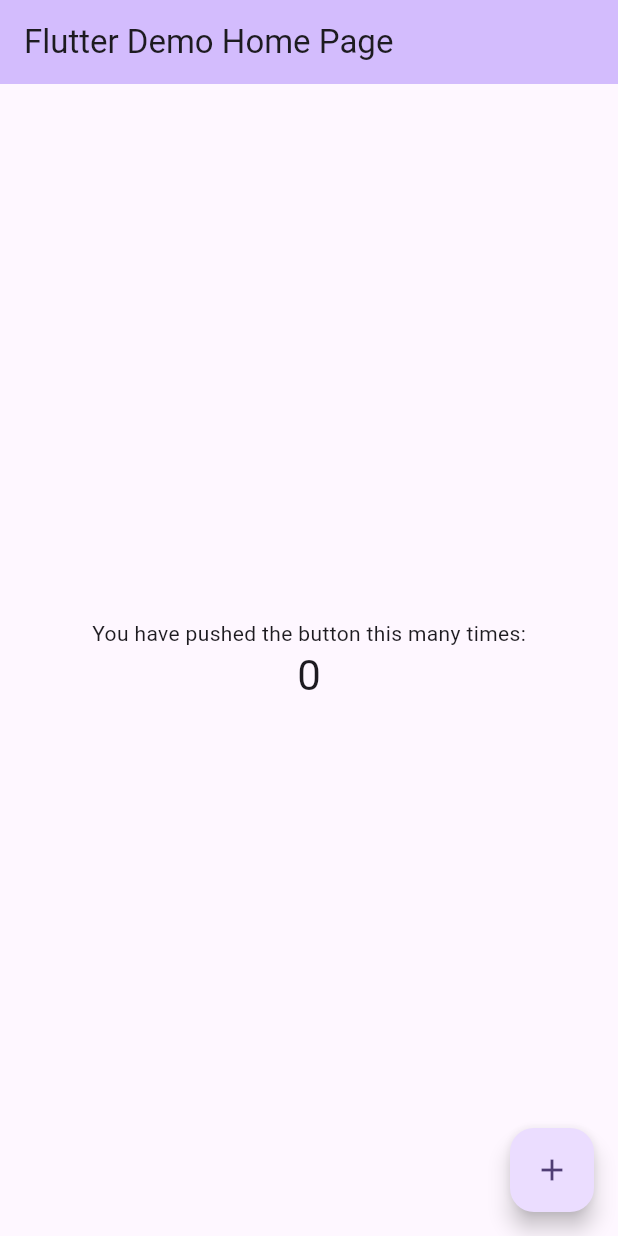
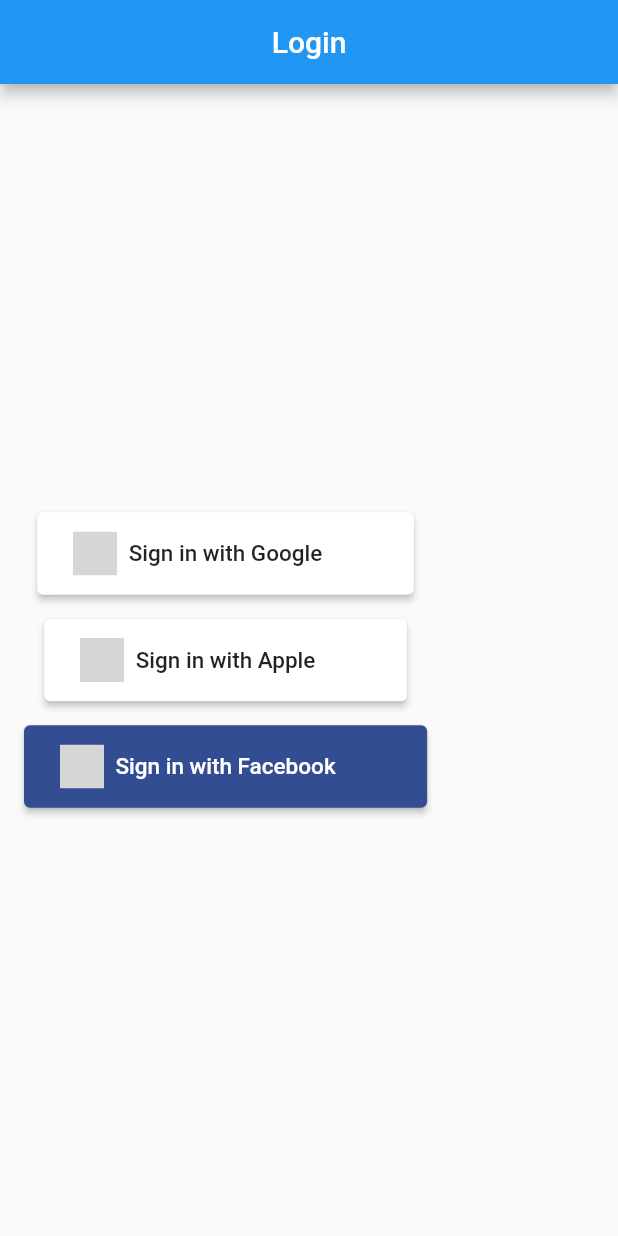
Before and after one commit to aarpei/flutter-social-login, a Flutter app: the screen it shows after launch, on a phone screen of 412 x 824 dp. Run offline on Flutter 3.47's test engine with Material 2 defaults, Android fonts, the phone set to English and light mode, and no system bars; drawn by our look-alikes of social_login_buttons; grey boxes are pictures that could not be loaded.

Commit message:
feat: Added to presentation layer login page with social login buttons and it's tests

```diff
--- /dev/null
+++ b/lib/features/login/presentation/pages/login_page.dart
@@ -0,0 +1,38 @@
+import 'package:flutter/material.dart';
+import 'package:social_login_buttons/social_login_buttons.dart';
+
+class LoginPage extends StatelessWidget {
+  const LoginPage({super.key});
+
+  @override
+  Widget build(BuildContext context) {
+    return Scaffold(
+      appBar: AppBar(
+        title: const Text('Login'),
+        centerTitle: true,
+      ),
+      body: Padding(
+        padding: const EdgeInsets.all(16.0),
+        child: Column(
+          mainAxisAlignment: MainAxisAlignment.center,
+          children: <Widget>[
+            SocialLoginButton(
+                key: const Key('login_google'),
+                buttonType: SocialLoginButtonType.google,
+                onPressed: () {}),
+            const SizedBox(height: 16.0),
+            SocialLoginButton(
+                key: const Key('login_apple'),
+                buttonType: SocialLoginButtonType.apple,
+                onPressed: () {}),
+            const SizedBox(height: 16.0),
+            SocialLoginButton(
+                key: const Key('login_facebook'),
+                buttonType: SocialLoginButtonType.facebook,
+                onPressed: () {}),
+          ],
+        ),
+      ),
+    );
+  }
+}
--- a/lib/main.dart
+++ b/lib/main.dart
@@ -1,4 +1,5 @@
 import 'package:flutter/material.dart';
+import 'package:flutter_social_login/features/login/presentation/pages/login_page.dart';
 
 void main() {
   runApp(const MyApp());
@@ -6,28 +7,11 @@ void main() {
 
 class MyApp extends StatelessWidget {
   const MyApp({super.key});
-
-  // This widget is the root of your application.
   @override
   Widget build(BuildContext context) {
     return MaterialApp(
       title: 'Flutter Demo',
       theme: ThemeData(
-        // This is the theme of your application.
-        //
-        // TRY THIS: Try running your application with "flutter run". You'll see
-        // the application has a blue toolbar. Then, without quitting the app,
-        // try changing the seedColor in the colorScheme below to Colors.green
-        // and then invoke "hot reload" (save your changes or press the "hot
-        // reload" button in a Flutter-supported IDE, or press "r" if you used
-        // the command line to start the app).
-        //
-        // Notice that the counter didn't reset back to zero; the application
-        // state is not lost during the reload. To reset the state, use hot
-        // restart instead.
-        //
-        // This works for code too, not just values: Most code changes can be
-        // tested with just a hot reload.
         colorScheme: ColorScheme.fromSeed(seedColor: Colors.deepPurple),
         useMaterial3: true,
       ),
@@ -39,15 +23,6 @@ class MyApp extends StatelessWidget {
 class MyHomePage extends StatefulWidget {
   const MyHomePage({super.key, required this.title});
 
-  // This widget is the home page of your application. It is stateful, meaning
-  // that it has a State object (defined below) that contains fields that affect
-  // how it looks.
-
-  // This class is the configuration for the state. It holds the values (in this
-  // case the title) provided by the parent (in this case the App widget) and
-  // used by the build method of the State. Fields in a Widget subclass are
-  // always marked "final".
-
   final String title;
 
   @override
@@ -55,71 +30,8 @@ class MyHomePage extends StatefulWidget {
 }
 
 class _MyHomePageState extends State<MyHomePage> {
-  int _counter = 0;
-
-  void _incrementCounter() {
-    setState(() {
-      // This call to setState tells the Flutter framework that something has
-      // changed in this State, which causes it to rerun the build method below
-      // so that the display can reflect the updated values. If we changed
-      // _counter without calling setState(), then the build method would not be
-      // called again, and so nothing would appear to happen.
-      _counter++;
-    });
-  }
-
   @override
   Widget build(BuildContext context) {
-    // This method is rerun every time setState is called, for instance as done
-    // by the _incrementCounter method above.
-    //
-    // The Flutter framework has been optimized to make rerunning build methods
-    // fast, so that you can just rebuild anything that needs updating rather
-    // than having to individually change instances of widgets.
-    return Scaffold(
-      appBar: AppBar(
-        // TRY THIS: Try changing the color here to a specific color (to
-        // Colors.amber, perhaps?) and trigger a hot reload to see the AppBar
-        // change color while the other colors stay the same.
-        backgroundColor: Theme.of(context).colorScheme.inversePrimary,
-        // Here we take the value from the MyHomePage object that was created by
-        // the App.build method, and use it to set our appbar title.
-        title: Text(widget.title),
-      ),
-      body: Center(
-        // Center is a layout widget. It takes a single child and positions it
-        // in the middle of the parent.
-        child: Column(
-          // Column is also a layout widget. It takes a list of children and
-          // arranges them vertically. By default, it sizes itself to fit its
-          // children horizontally, and tries to be as tall as its parent.
-          //
-          // Column has various properties to control how it sizes itself and
-          // how it positions its children. Here we use mainAxisAlignment to
-          // center the children vertically; the main axis here is the vertical
-          // axis because Columns are vertical (the cross axis would be
-          // horizontal).
-          //
-          // TRY THIS: Invoke "debug painting" (choose the "Toggle Debug Paint"
-          // action in the IDE, or press "p" in the console), to see the
-          // wireframe for each widget.
-          mainAxisAlignment: MainAxisAlignment.center,
-          children: <Widget>[
-            const Text(
-              'You have pushed the button this many times:',
-            ),
-            Text(
-              '$_counter',
-              style: Theme.of(context).textTheme.headlineMedium,
-            ),
-          ],
-        ),
-      ),
-      floatingActionButton: FloatingActionButton(
-        onPressed: _incrementCounter,
-        tooltip: 'Increment',
-        child: const Icon(Icons.add),
-      ), // This trailing comma makes auto-formatting nicer for build methods.
-    );
+    return const MaterialApp(home: LoginPage());
   }
 }
```
Also changed, not shown: 3 other files.
